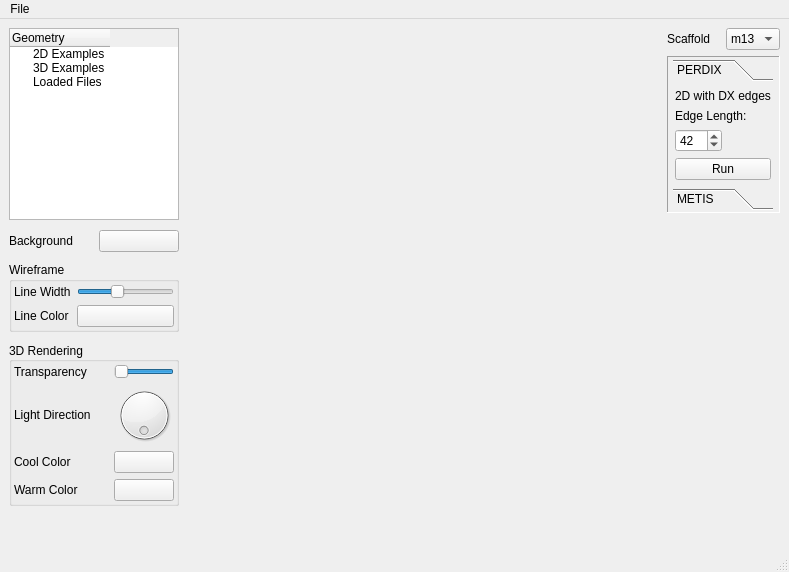
Old version of the form ui/AthenaMainWindow.ui in the repository lcbb/athena.
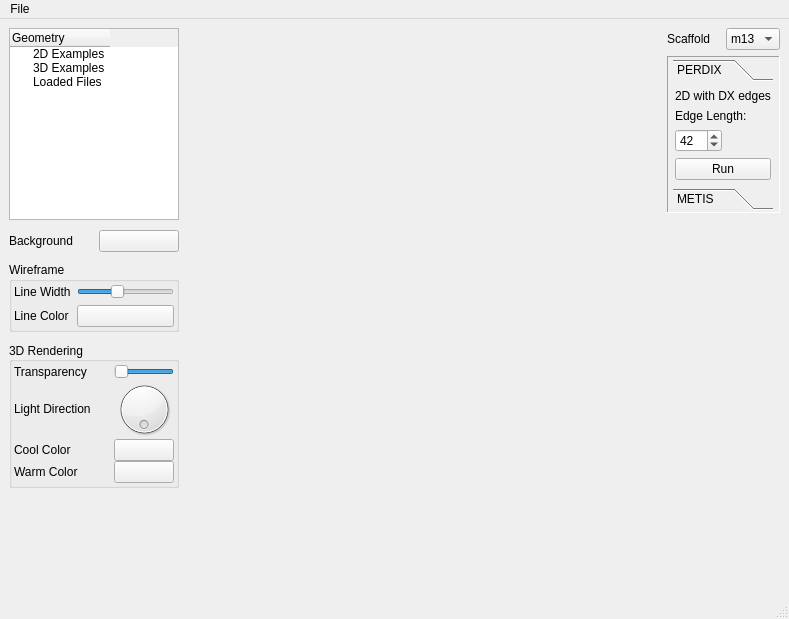
New version of the form. Custom widgets are drawn as their Qt base class.

```diff
--- a/ui/AthenaMainWindow.ui
+++ b/ui/AthenaMainWindow.ui
@@ -7,7 +7,7 @@
     <x>0</x>
     <y>0</y>
     <width>789</width>
-    <height>572</height>
+    <height>619</height>
    </rect>
   </property>
   <property name="sizePolicy">
@@ -408,6 +408,9 @@
                  <property name="bottomMargin">
                   <number>2</number>
                  </property>
+                 <property name="spacing">
+                  <number>0</number>
+                 </property>
                  <item row="0" column="1">
                   <widget class="QSlider" name="alphaSlider">
                    <property name="sizePolicy">
```
Left out of the diff: 18 changed lines with no effect on the pictures.
